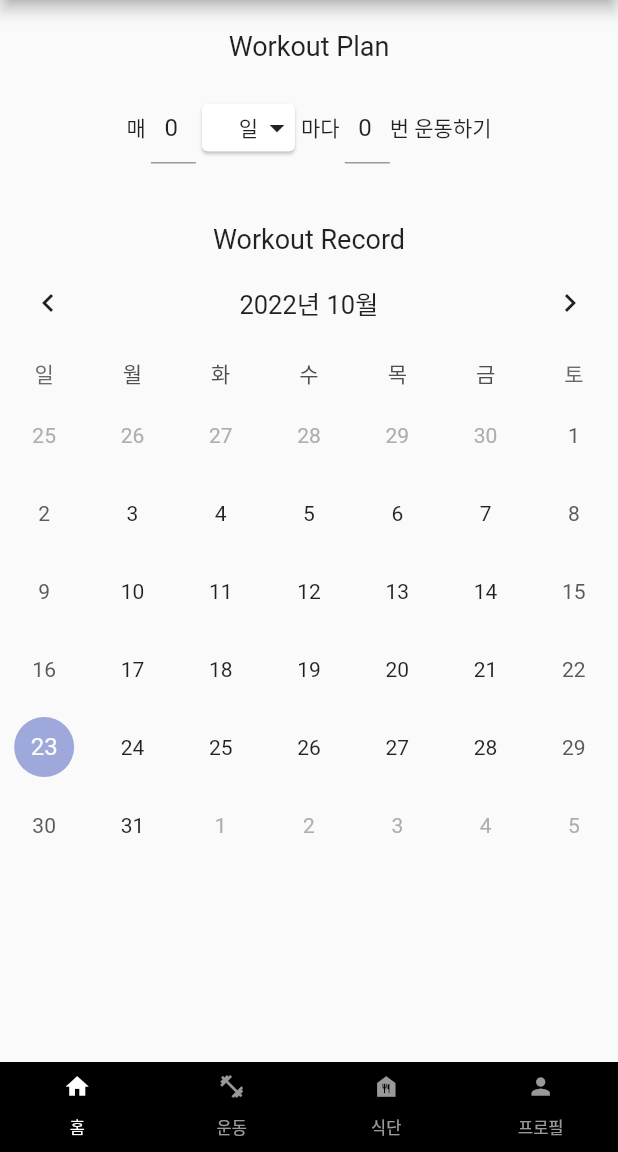
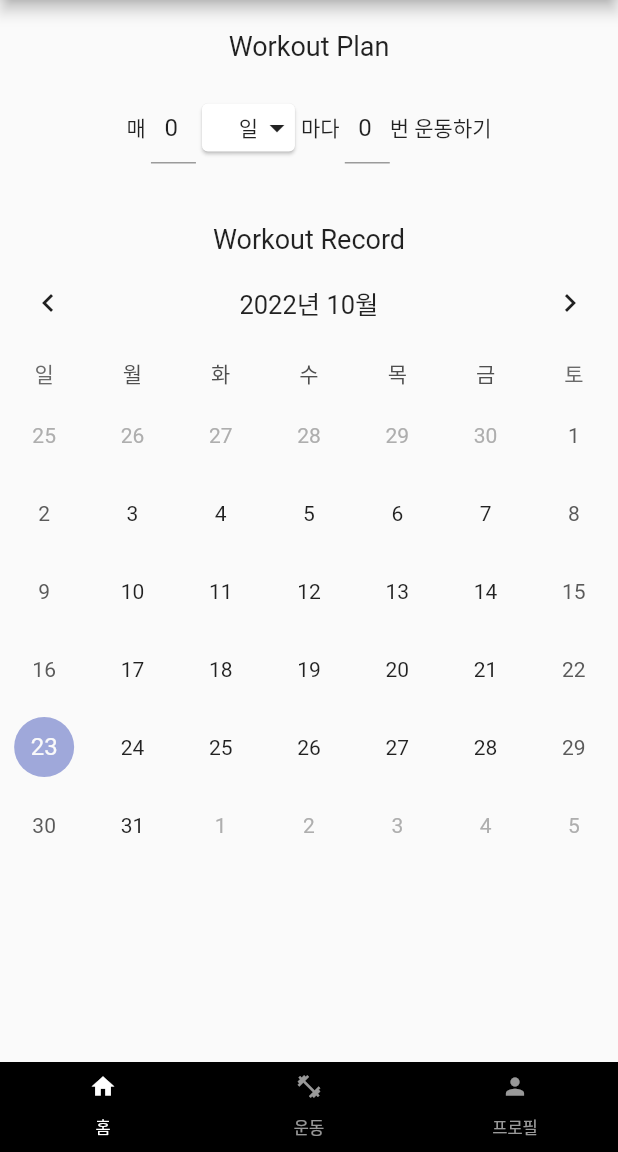
Before and after one commit to roquen4145/fitness_record, a Flutter app: the screen it shows after launch, on a phone screen of 412 x 824 dp, the part 84-1236 px from its top. Run offline on Flutter 3.47's test engine with Material 2 defaults, Android fonts, the phone set to English and light mode, and no system bars; drawn by our look-alikes of table_calendar; our stand-ins replace sqflite; missing offline and left inert: direct_select; accounts and stored records are empty.

```diff
--- a/lib/main.dart
+++ b/lib/main.dart
@@ -1,4 +1,3 @@
-import 'package:fitness_record/screen/diet_screen.dart';
 import 'package:fitness_record/screen/fitness_screen.dart';
 import 'package:fitness_record/screen/home_screen.dart';
 import 'package:fitness_record/screen/profile_screen.dart';
@@ -24,14 +23,13 @@ class MyApp extends StatelessWidget {
                 primary: Colors.black,
                 secondary: Colors.white)),
         home: DefaultTabController(
-            length: 4,
+            length: 3,
             child: Scaffold(
               resizeToAvoidBottomInset: false,
               body: TabBarView(
                 children: [
                   HomeScreen(),
                   FitnessScreen(),
-                  DietScreen(),
                   FitnessProfileScreen()
                 ],
               ),
--- a/lib/widget/bottom_bar.dart
+++ b/lib/widget/bottom_bar.dart
@@ -1,4 +1,4 @@
-import  'package:flutter/material.dart';
+import 'package:flutter/material.dart';
 
 class BottomBar extends StatelessWidget {
   const BottomBar({Key? key}) : super(key: key);
@@ -15,35 +15,16 @@ class BottomBar extends StatelessWidget {
             indicatorColor: Colors.transparent,
             tabs: [
               Tab(
-                  icon: Icon(
-                      Icons.home,
-                      size: 18
-                  ),
-                  child: Text('홈', style: TextStyle(fontSize:11))),
+                  icon: Icon(Icons.home, size: 18),
+                  child: Text('홈', style: TextStyle(fontSize: 11))),
               Tab(
-                  icon: Icon(
-                      Icons.fitness_center,
-                      size: 18
-                  ),
-                  child: Text('운동', style: TextStyle(fontSize:11))),
-
+                  icon: Icon(Icons.fitness_center, size: 18),
+                  child: Text('운동', style: TextStyle(fontSize: 11))),
               Tab(
-                  icon: Icon(
-                      Icons.food_bank,
-                      size: 18
-                  ),
-                  child: Text('식단', style: TextStyle(fontSize:11))),
-
-              Tab(
-                  icon: Icon(
-                      Icons.person,
-                      size: 18
-                  ),
-                  child: Text('프로필', style: TextStyle(fontSize:11))),
-
+                  icon: Icon(Icons.person, size: 18),
+                  child: Text('프로필', style: TextStyle(fontSize: 11))),
             ],
           ),
-        )
-    );
+        ));
   }
 }
```
